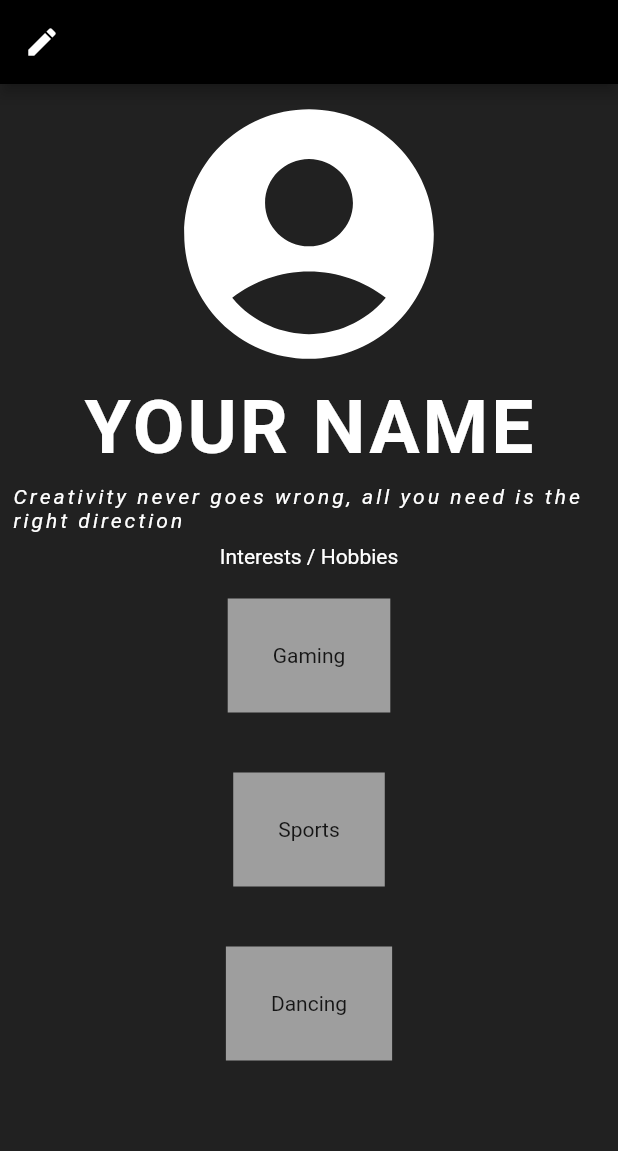
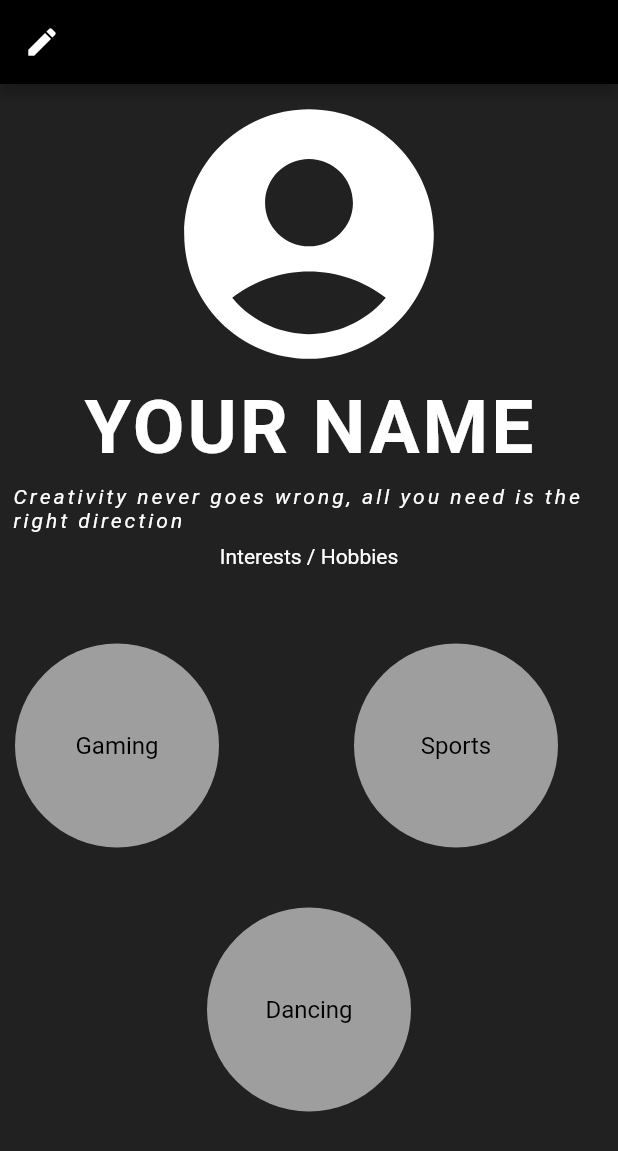
Before and after one commit to ishaan-boss/iEEE, a Flutter app: the screen it shows after launch, on a phone screen of 412 x 824 dp. Shown: the top 1151 px of the screen. Run offline on Flutter 3.47's test engine with Material 2 defaults, Android fonts, the phone set to English and light mode, and no system bars.

Commit message:
2nd time

```diff
--- a/lib/pages/p1.dart
+++ b/lib/pages/p1.dart
@@ -8,6 +8,7 @@ class Home extends StatefulWidget {
 }
 
 class _HomeState extends State<Home> {
+
   @override
   Widget build(BuildContext context) {
     return Scaffold(
@@ -17,6 +18,8 @@ class _HomeState extends State<Home> {
           Icons.edit
           ),
         backgroundColor: Colors.black,
+
+
       ),
       body: Center(
         child: Column(
@@ -50,26 +53,40 @@ class _HomeState extends State<Home> {
               color : Colors.white,
             )
             ),
-            Container(
-              color : Colors.grey,
-              padding : EdgeInsets.all(30.0),
-              margin: EdgeInsets.all(20.0),
-              child : Text('Gaming'),
+            SizedBox(height: 50.0),
+            Row(
+              children:<Widget>[
+                SizedBox(width : 10.0),
+                CircleAvatar(
+                backgroundColor : Colors.grey,
+                radius : 68.0,
+                child : Text('Gaming',
+                  style: TextStyle(
+                    color: Colors.black,
+                  ),),
+              ),
+              SizedBox(width: 90.0),
+              CircleAvatar(
+                radius : 68.0,
+                backgroundColor : Colors.grey,
+                child : Text('Sports',
+                  style: TextStyle(
+                    color: Colors.black,
+                  ),
+                ),
+              ),
+             ]
             ),
-            Container(
-              color : Colors.grey,
-              padding : EdgeInsets.all(30.0),
-              margin: EdgeInsets.all(20.0),
-              child : Text('Sports'),
+          SizedBox(height: 40.0),
+            CircleAvatar(
+              radius: 68.0,
+              backgroundColor: Colors.grey,
+              child : Text('Dancing',
+              style: TextStyle(
+                color: Colors.black,
+              ),
+              ),
             ),
-            Container(
-              color : Colors.grey,
-              padding : EdgeInsets.all(30.0),
-              margin: EdgeInsets.all(20.0),
-              child : Text('Dancing'),
-            ),
-
-
           ],
         ),
       ),
```
